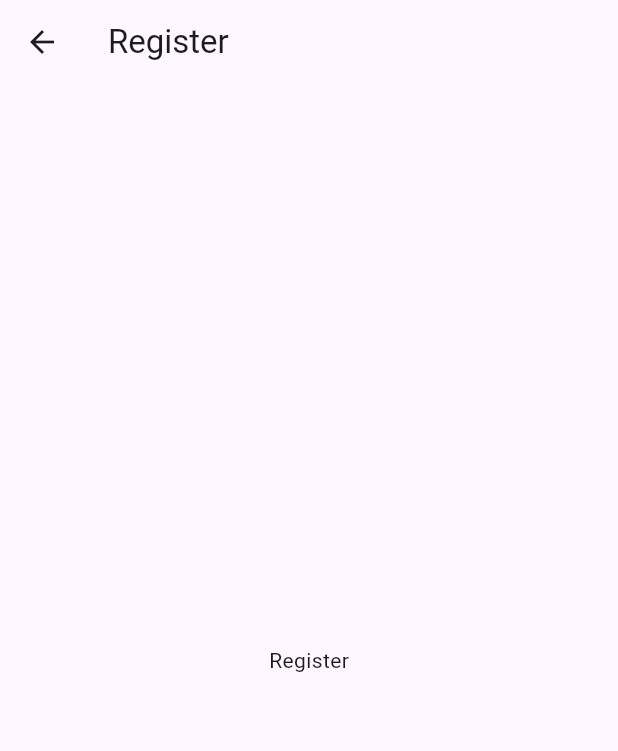
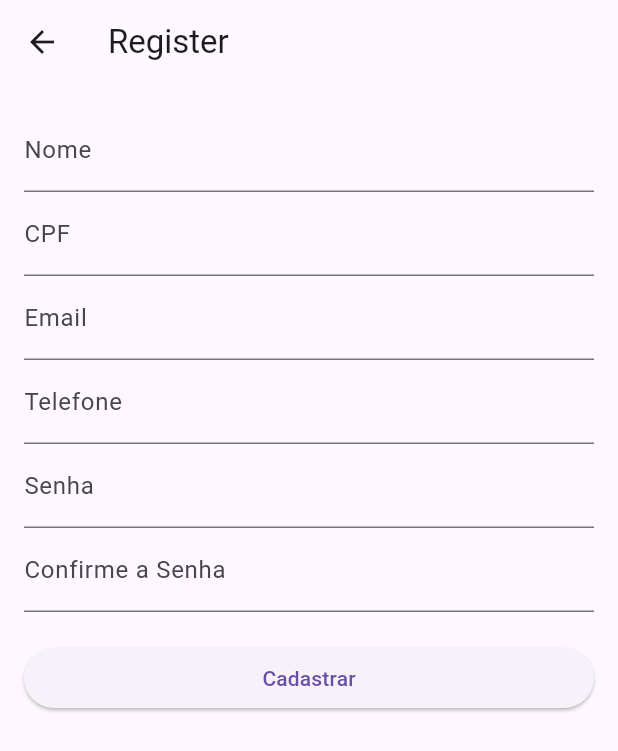
Before and after one commit to Clodomilson/App_RockInRio, a Flutter app: the RegisterPage screen opened directly, on a phone screen of 412 x 824 dp. Shown: the top 751 px of the screen. Run offline on Flutter 3.47's test engine with Material 3 defaults, Android fonts, the phone set to English and light mode, and no system bars; our stand-ins replace device_preview.

Commit message:
"Register Page Edition"

```diff
--- a/flutter_rockinrio/lib/RegisterPage.dart
+++ b/flutter_rockinrio/lib/RegisterPage.dart
@@ -1,14 +1,121 @@
 import 'package:flutter/material.dart';
 
-class RegisterPage extends StatelessWidget {
+class RegisterPage extends StatefulWidget {
+  @override
+  _RegisterPageState createState() => _RegisterPageState();
+}
+
+class _RegisterPageState extends State<RegisterPage> {
+  final _formKey = GlobalKey<FormState>();
+
+  // Controllers para os campos de texto
+  final TextEditingController _nameController = TextEditingController();
+  final TextEditingController _cpfController = TextEditingController();
+  final TextEditingController _emailController = TextEditingController();
+  final TextEditingController _phoneController = TextEditingController();
+  final TextEditingController _passwordController = TextEditingController();
+  final TextEditingController _confirmPasswordController = TextEditingController();
+
   @override
   Widget build(BuildContext context) {
     return Scaffold(
       appBar: AppBar(
         title: Text("Register"),
+        leading: IconButton(
+          icon: Icon(Icons.arrow_back),
+          onPressed: () {
+            // Voltar para a página de login
+            Navigator.pop(context);
+          },
+        ),
       ),
-      body: Center(
-        child: Text("Register"),
+      body: Padding(
+        padding: const EdgeInsets.all(16.0),
+        child: Form(
+          key: _formKey,
+          child: ListView(
+            children: <Widget>[
+              TextFormField(
+                controller: _nameController,
+                decoration: InputDecoration(labelText: "Nome"),
+                validator: (value) {
+                  if (value == null || value.isEmpty) {
+                    return 'Por favor, insira seu nome';
+                  }
+                  return null;
+                },
+              ),
+              TextFormField(
+                controller: _cpfController,
+                decoration: InputDecoration(labelText: "CPF"),
+                keyboardType: TextInputType.number,
+                validator: (value) {
+                  if (value == null || value.isEmpty) {
+                    return 'Por favor, insira seu CPF';
+                  }
+                  return null;
+                },
+              ),
+              TextFormField(
+                controller: _emailController,
+                decoration: InputDecoration(labelText: "Email"),
+                keyboardType: TextInputType.emailAddress,
+                validator: (value) {
+                  if (value == null || value.isEmpty) {
+                    return 'Por favor, insira seu email';
+                  }
+                  return null;
+                },
+              ),
+              TextFormField(
+                controller: _phoneController,
+                decoration: InputDecoration(labelText: "Telefone"),
+                keyboardType: TextInputType.phone,
+                validator: (value) {
+                  if (value == null || value.isEmpty) {
+                    return 'Por favor, insira seu telefone';
+                  }
+                  return null;
+                },
+              ),
+              TextFormField(
+                controller: _passwordController,
+                decoration: InputDecoration(labelText: "Senha"),
+                obscureText: true,
+                validator: (value) {
+                  if (value == null || value.isEmpty) {
+                    return 'Por favor, insira sua senha';
+                  }
+                  return null;
+                },
+              ),
+              TextFormField(
+                controller: _confirmPasswordController,
+                decoration: InputDecoration(labelText: "Confirme a Senha"),
+                obscureText: true,
+                validator: (value) {
+                  if (value == null || value.isEmpty) {
+                    return 'Por favor, confirme sua senha';
+                  }
+                  if (value != _passwordController.text) {
+                    return 'As senhas não coincidem';
+                  }
+                  return null;
+                },
+              ),
+              SizedBox(height: 20),
+              ElevatedButton(
+                onPressed: () {
+                  if (_formKey.currentState?.validate() ?? false) {
+                    // Adicione a lógica de cadastro aqui
+                    print("Cadastro realizado com sucesso!");
+                  }
+                },
+                child: Text("Cadastrar"),
+              ),
+            ],
+          ),
+        ),
       ),
     );
   }
```
